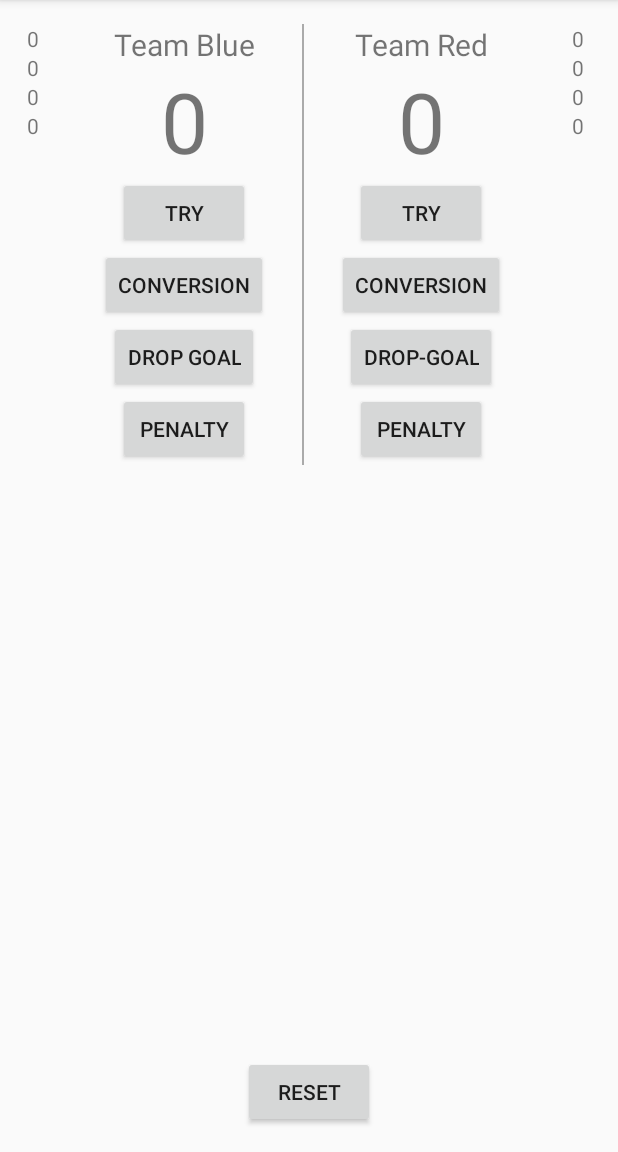
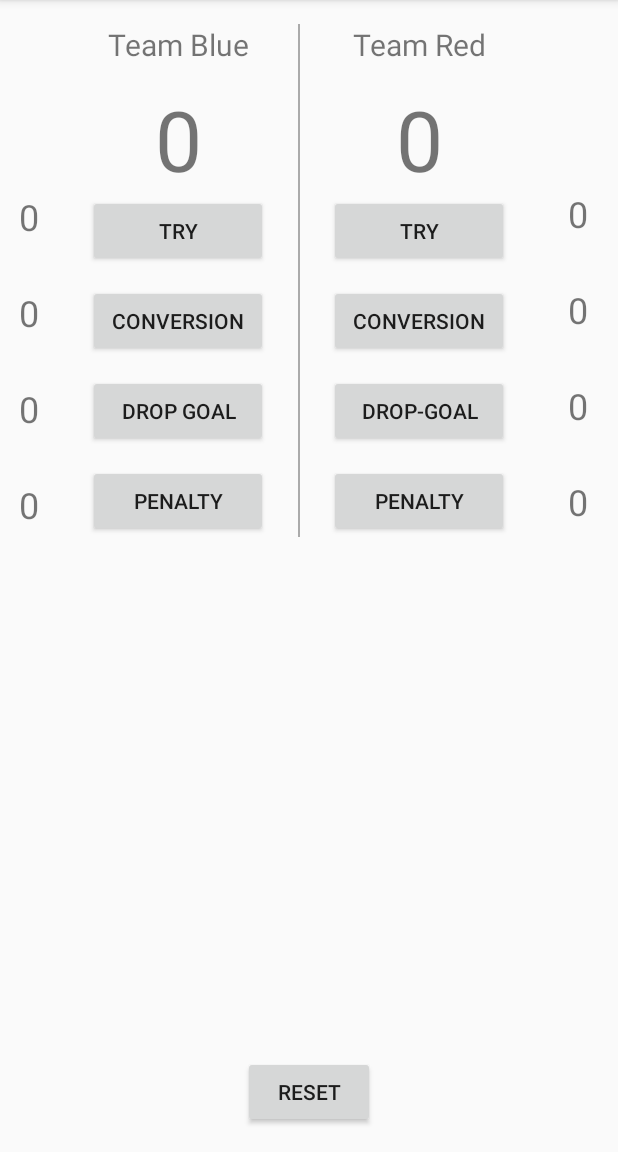
Before and after one commit to Patatartre/6NationsCounter, an Android app: the screen it shows after launch (MainActivity), on a phone screen of 412 x 824 dp, the part 84-1236 px from its top. Run offline under Robolectric (Android 15) with nearby library versions, the phone set to English and light mode, and no system bars.

Commit message:
part xml

```diff
--- a/app/src/main/res/layout/activity_main.xml
+++ b/app/src/main/res/layout/activity_main.xml
@@ -16,6 +16,7 @@
         <LinearLayout
             android:layout_width="0dp"
             android:layout_height="wrap_content"
+            android:layout_marginTop="112dp"
             android:layout_weight="1"
             android:orientation="vertical">
 
@@ -24,28 +25,35 @@
                 android:layout_width="wrap_content"
                 android:layout_height="wrap_content"
                 android:layout_gravity="center"
-                android:text="0" />
+                android:text="0"
+                android:textSize="24dp" />
 
             <TextView
                 android:id="@+id/team_blue_conversion"
                 android:layout_width="wrap_content"
                 android:layout_height="wrap_content"
                 android:layout_gravity="center"
-                android:text="0" />
+                android:layout_marginTop="31dp"
+                android:text="0"
+                android:textSize="24dp" />
 
             <TextView
                 android:id="@+id/team_blue_dropgoal"
                 android:layout_width="wrap_content"
                 android:layout_height="wrap_content"
                 android:layout_gravity="center"
-                android:text="0" />
+                android:layout_marginTop="31dp"
+                android:text="0"
+                android:textSize="24dp" />
 
             <TextView
                 android:id="@+id/team_blue_penalty"
                 android:layout_width="wrap_content"
                 android:layout_height="wrap_content"
                 android:layout_gravity="center"
-                android:text="0" />
+                android:layout_marginTop="31dp"
+                android:text="0"
+                android:textSize="24dp" />
         </LinearLayout>
 
         <LinearLayout
@@ -66,32 +74,37 @@
                 android:layout_width="wrap_content"
                 android:layout_height="wrap_content"
                 android:layout_gravity="center"
+                android:layout_marginTop="12dp"
                 android:text="0"
                 android:textSize="56dp" />
 
             <Button
-                android:layout_width="wrap_content"
+                android:layout_width="120dp"
                 android:layout_height="wrap_content"
                 android:layout_gravity="center"
+                android:layout_marginBottom="12dp"
                 android:onClick="addTryToBlue"
                 android:text="Try" />
 
             <Button
-                android:layout_width="wrap_content"
+
+                android:layout_width="120dp"
                 android:layout_height="wrap_content"
                 android:layout_gravity="center"
+                android:layout_marginBottom="12dp"
                 android:onClick="addConversionToBlue"
                 android:text="Conversion" />
 
             <Button
-                android:layout_width="wrap_content"
+                android:layout_width="120dp"
                 android:layout_height="wrap_content"
                 android:layout_gravity="center"
+                android:layout_marginBottom="12dp"
                 android:onClick="addDropToBlue"
                 android:text="Drop Goal" />
 
             <Button
-                android:layout_width="wrap_content"
+                android:layout_width="120dp"
                 android:layout_height="wrap_content"
                 android:layout_gravity="center"
                 android:onClick="addPenaltyToBlue"
@@ -125,32 +138,36 @@
                 android:layout_width="wrap_content"
                 android:layout_height="wrap_content"
                 android:layout_gravity="center"
+                android:layout_marginTop="12dp"
                 android:text="0"
                 android:textSize="56dp" />
 
             <Button
-                android:layout_width="wrap_content"
+                android:layout_width="120dp"
                 android:layout_height="wrap_content"
                 android:layout_gravity="center"
+                android:layout_marginBottom="12dp"
                 android:onClick="addTryToRed"
                 android:text="Try" />
 
             <Button
-                android:layout_width="wrap_content"
+                android:layout_width="120dp"
                 android:layout_height="wrap_content"
                 android:layout_gravity="center"
+                android:layout_marginBottom="12dp"
                 android:onClick="addConversionToRed"
                 android:text="Conversion" />
 
             <Button
-                android:layout_width="wrap_content"
+                android:layout_width="120dp"
                 android:layout_height="wrap_content"
                 android:layout_gravity="center"
+                android:layout_marginBottom="12dp"
                 android:onClick="addDropToRed"
                 android:text="Drop-Goal" />
 
             <Button
-                android:layout_width="wrap_content"
+                android:layout_width="120dp"
                 android:layout_height="wrap_content"
                 android:layout_gravity="center"
                 android:onClick="addPenaltyToRed"
@@ -161,6 +178,7 @@
         <LinearLayout
             android:layout_width="wrap_content"
             android:layout_height="wrap_content"
+            android:layout_marginTop="110dp"
             android:layout_weight="1"
             android:orientation="vertical">
 
@@ -169,28 +187,35 @@
                 android:layout_width="wrap_content"
                 android:layout_height="wrap_content"
                 android:layout_gravity="center"
-                android:text="0" />
+                android:text="0"
+                android:textSize="24dp" />
 
             <TextView
                 android:id="@+id/team_red_conversion"
                 android:layout_width="wrap_content"
                 android:layout_height="wrap_content"
                 android:layout_gravity="center"
-                android:text="0" />
+                android:layout_marginTop="31dp"
+                android:text="0"
+                android:textSize="24dp" />
 
             <TextView
                 android:id="@+id/team_red_dropgoal"
                 android:layout_width="wrap_content"
                 android:layout_height="wrap_content"
                 android:layout_gravity="center"
-                android:text="0" />
+                android:layout_marginTop="31dp"
+                android:text="0"
+                android:textSize="24dp" />
 
             <TextView
                 android:id="@+id/team_red_penalty"
                 android:layout_width="wrap_content"
                 android:layout_height="wrap_content"
                 android:layout_gravity="center"
-                android:text="0" />
+                android:layout_marginTop="31dp"
+                android:text="0"
+                android:textSize="24dp" />
         </LinearLayout>
 
     </LinearLayout>
@@ -202,4 +227,5 @@
         android:layout_centerHorizontal="true"
         android:onClick="reset"
         android:text="Reset" />
+
 </RelativeLayout>
```
